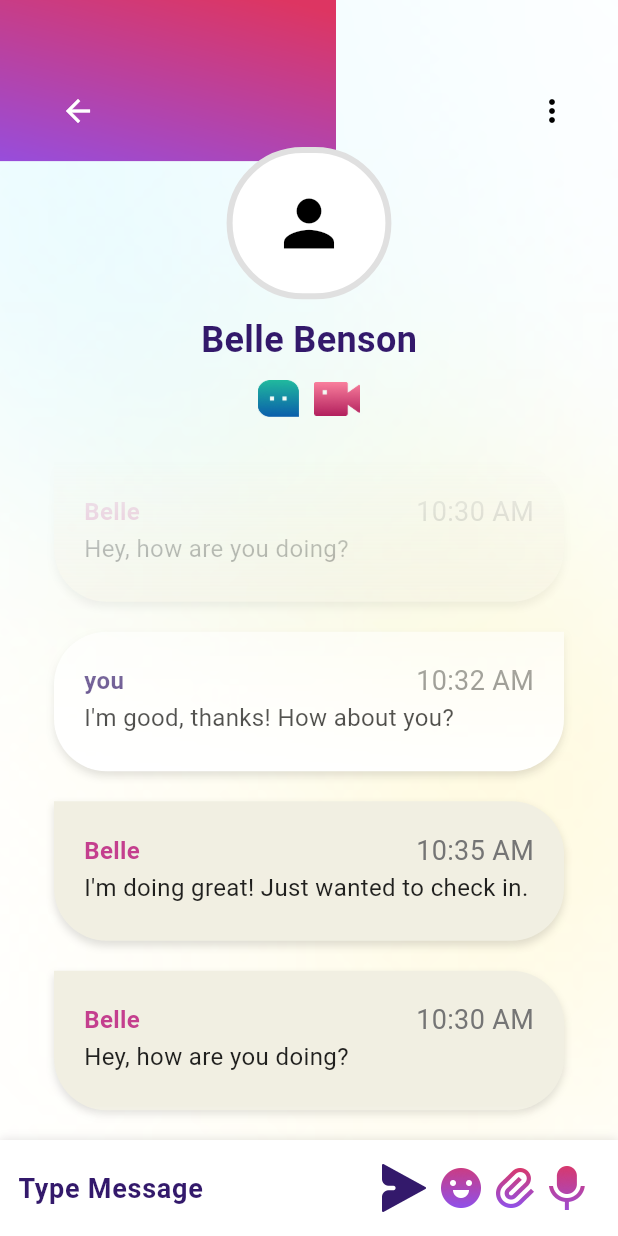
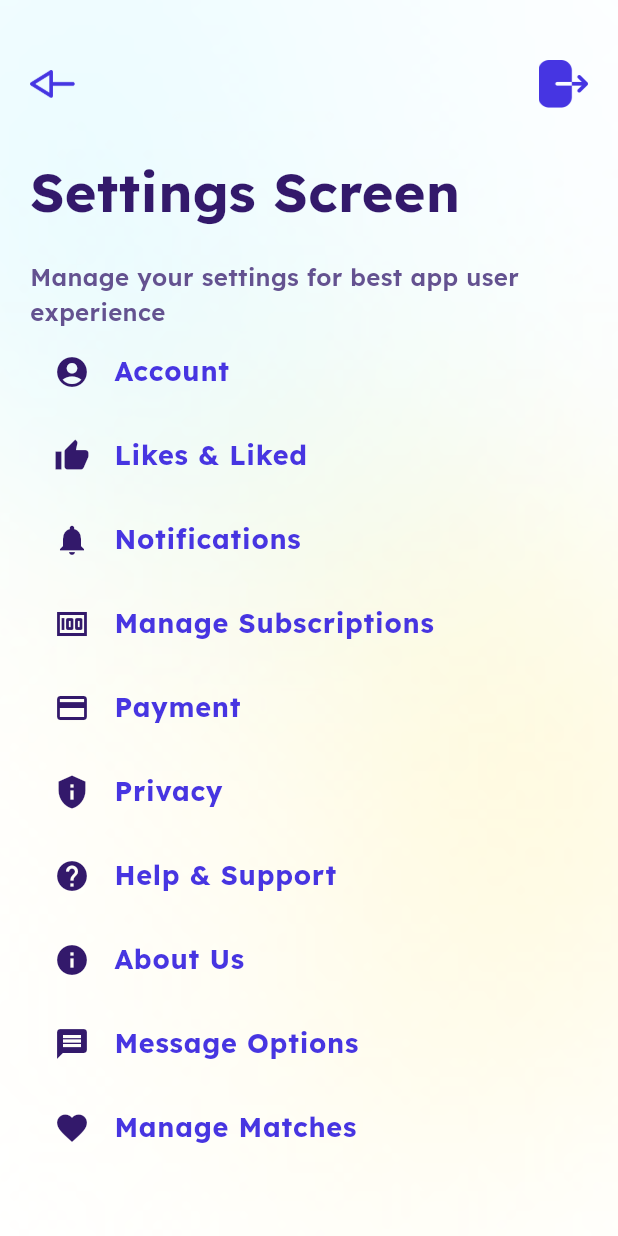
Before and after one commit to Faisal-957/datingapp, a Flutter app: the screen it shows after launch, on a phone screen of 412 x 824 dp. Run offline on Flutter 3.47's test engine with Material 3 defaults, Android fonts, the phone set to English and light mode, and no system bars; our stand-ins replace flutter_card_swiper, flutter_screenutil, get, google_fonts, google_maps_flutter, intl_phone_field and 3 more.

Commit message:
screen update

```diff
--- a/lib/main.dart
+++ b/lib/main.dart
@@ -1,4 +1,6 @@
 import 'package:datingapp/ui/screens/message_screen/message_screen.dart';
+import 'package:datingapp/ui/screens/setting_screen/seetingscreen.dart';
+import 'package:datingapp/ui/screens/splash_screen/splash_screen.dart';
 import 'package:flutter/material.dart';
 import 'package:flutter_screenutil/flutter_screenutil.dart';
 import 'package:get/get_navigation/get_navigation.dart';
@@ -19,7 +21,7 @@ class MyApp extends StatelessWidget {
       builder: (context, child) {
         return GetMaterialApp(
           debugShowCheckedModeBanner: false,
-          home: MessageScreen(),
+          home: Seetingscreen(),
         );
       },
     );
--- a/lib/ui/screens/home_Swip/home_swip.dart
+++ b/lib/ui/screens/home_Swip/home_swip.dart
@@ -40,7 +40,7 @@ class HomeSwip extends StatelessWidget {
                         ),
                       ),
                       Spacer(),
-                      Image.asset("$iconsAssets/Serach.png", scale: 3),
+                      Image.asset("$iconsAssets/search.png", scale: 3),
                       15.horizontalSpace,
                       Image.asset("$iconsAssets/bellicon.png", scale: 3),
                       15.horizontalSpace,
--- a/lib/ui/screens/location_screen/location.dart
+++ b/lib/ui/screens/location_screen/location.dart
@@ -3,6 +3,7 @@ import 'package:datingapp/core/constants/colors.dart';
 import 'package:datingapp/core/constants/string.dart';
 import 'package:datingapp/core/constants/text_style.dart';
 import 'package:datingapp/core/custom_widget/custom_buttton.dart';
+import 'package:datingapp/ui/screens/bottombar_screen/bottombar.dart';
 import 'package:datingapp/ui/screens/location_screen/location1.dart';
 import 'package:flutter/material.dart';
 import 'package:flutter_screenutil/flutter_screenutil.dart';
@@ -79,7 +80,9 @@ class _LocationState extends State<Location> {
               Center(
                 child: CustomButtton(
                   title: "Continue",
-                  onTap: () {},
+                  onTap: () {
+                    Get.to(const Bottombar());
+                  },
                   borderRadius: 60,
                   height: 65.h,
                   width: 212.w,
--- a/lib/ui/screens/location_screen/location1.dart
+++ b/lib/ui/screens/location_screen/location1.dart
@@ -71,6 +71,8 @@ class _GoogleMapScreenState extends State<GoogleMapScreen> {
         markers: _markers,
         myLocationEnabled: true,
         zoomControlsEnabled: true,
+        myLocationButtonEnabled: true,
+        mapType: MapType.normal,
       ),
     );
   }
--- a/lib/ui/screens/message_screen/message_menupopup.dart
+++ b/lib/ui/screens/message_screen/message_menupopup.dart
@@ -23,6 +23,7 @@ class MessageMenupopup extends StatelessWidget {
           fontWeight: FontWeight.w500,
         ),
       ),
+
       onTap: onTap,
     );
   }
--- a/lib/ui/screens/message_screen/message_screen.dart
+++ b/lib/ui/screens/message_screen/message_screen.dart
@@ -4,6 +4,7 @@ import 'package:datingapp/core/custom_widget/custom_chat_bubble.dart';
 import 'package:datingapp/ui/screens/message_screen/message_menupopup.dart';
 import 'package:flutter/material.dart';
 import 'package:flutter_screenutil/flutter_screenutil.dart';
+// drawer items in chat screen/////////////////
 
 class MessageScreen extends StatelessWidget {
   final List<MessageMenupopup> draweitem = [
@@ -14,11 +15,7 @@ class MessageScreen extends StatelessWidget {
       onTap: () {},
     ),
     MessageMenupopup(icon: Icons.delete, title: "Delete Chat", onTap: () {}),
-    MessageMenupopup(
-      icon: Icons.clear_all,
-      title: "Clear History",
-      onTap: () {},
-    ),
+    MessageMenupopup(icon: Icons.clear, title: "Clear History", onTap: () {}),
     MessageMenupopup(icon: Icons.search, title: "Search Chat", onTap: () {}),
     MessageMenupopup(icon: Icons.photo, title: "View Media", onTap: () {}),
     MessageMenupopup(icon: Icons.block, title: "Block User", onTap: () {}),
@@ -32,8 +29,8 @@ class MessageScreen extends StatelessWidget {
       endDrawer: Align(
         alignment: Alignment.topRight,
         child: SizedBox(
-          height: 500.h,
           width: 297.w,
+          height: 650,
           child: Drawer(
             shape: RoundedRectangleBorder(
               borderRadius: BorderRadius.only(bottomLeft: Radius.circular(45)),
@@ -41,16 +38,20 @@ class MessageScreen extends StatelessWidget {
             child: Container(
               decoration: BoxDecoration(
                 gradient: LinearGradient(
-                  colors: [primaryColor, secondaryColor],
+                  colors: [Color(0xFFC9234F), Color(0xFF7E1D96)],
                   begin: Alignment.centerRight,
                   end: Alignment.bottomCenter,
                 ),
               ),
-              child: Expanded(
-                child: ListView.builder(
+              child: Padding(
+                padding: const EdgeInsets.symmetric(horizontal: 15),
+                child: ListView.separated(
                   itemCount: draweitem.length,
                   itemBuilder: (context, index) {
                     return draweitem[index];
+                  },
+                  separatorBuilder: (context, index) {
+                    return Divider(color: Colors.white24, thickness: 0.5);
                   },
                 ),
               ),
--- /dev/null
+++ b/lib/ui/screens/setting_screen/seetingscreen.dart
@@ -0,0 +1,87 @@
+import 'package:datingapp/core/constants/colors.dart';
+import 'package:datingapp/core/constants/string.dart';
+import 'package:datingapp/core/constants/text_style.dart';
+import 'package:flutter/material.dart';
+import 'package:flutter_screenutil/flutter_screenutil.dart';
+
+class Seetingscreen extends StatelessWidget {
+  final List<SettingItem> settingsOptions = [
+    SettingItem(icon: Icons.account_circle, title: "Account"),
+    SettingItem(icon: Icons.thumb_up, title: "Likes & Liked"),
+    SettingItem(icon: Icons.notifications, title: "Notifications"),
+    SettingItem(icon: Icons.money, title: "Manage Subscriptions"),
+    SettingItem(icon: Icons.payment, title: "Payment"),
+    SettingItem(icon: Icons.privacy_tip, title: "Privacy"),
+    SettingItem(icon: Icons.help, title: "Help & Support"),
+    SettingItem(icon: Icons.info, title: "About Us"),
+    SettingItem(icon: Icons.message, title: "Message Options"),
+    SettingItem(icon: Icons.favorite, title: "Manage Matches"),
+    SettingItem(icon: Icons.lock, title: "Privacy Options"),
+    SettingItem(icon: Icons.delete, title: "Delete Account"),
+  ];
+  Seetingscreen({super.key});
+
+  @override
+  Widget build(BuildContext context) {
+    return Scaffold(
+      body: Container(
+        width: double.infinity,
+        height: double.infinity,
+        decoration: BoxDecoration(
+          image: DecorationImage(
+            image: AssetImage("$staticAssets/intro3_bg.png"),
+            fit: BoxFit.cover,
+          ),
+        ),
+        child: Padding(
+          padding: const EdgeInsets.symmetric(horizontal: 20, vertical: 40),
+          child: SingleChildScrollView(
+            child: Column(
+              mainAxisAlignment: MainAxisAlignment.start,
+              crossAxisAlignment: CrossAxisAlignment.start,
+              children: [
+                Row(
+                  children: [
+                    Image.asset("$iconsAssets/arrowback.png", scale: 3),
+                    Spacer(),
+                    Image.asset("$iconsAssets/Logout.png", scale: 3),
+                  ],
+                ),
+                30.verticalSpace,
+
+                Text("Settings Screen", style: style45.copyWith(fontSize: 36)),
+                20.verticalSpace,
+                Text(
+                  "Manage your settings for best app user experience",
+                  style: style16.copyWith(color: lightpuerpl),
+                ),
+
+                ListView(
+                  padding: EdgeInsets.zero,
+                  shrinkWrap: true,
+                  children: settingsOptions.map((option) {
+                    return ListTile(
+                      leading: Icon(option.icon, color: darkblueColor),
+                      title: Text(option.title, style: style18),
+
+                      onTap: () {
+                        // Handle navigation to respective settings screens
+                      },
+                    );
+                  }).toList(),
+                ),
+              ],
+            ),
+          ),
+        ),
+      ),
+    );
+  }
+}
+
+class SettingItem {
+  final IconData icon;
+  final String title;
+
+  SettingItem({required this.icon, required this.title});
+}
--- a/lib/ui/screens/splash_screen/splash_screen.dart
+++ b/lib/ui/screens/splash_screen/splash_screen.dart
@@ -2,6 +2,7 @@ import 'dart:async';
 
 import 'package:datingapp/core/constants/colors.dart';
 import 'package:datingapp/core/constants/string.dart';
+import 'package:datingapp/ui/screens/auth_screen/intro_screen/intro2_screen.dart';
 
 import 'package:datingapp/ui/screens/auth_screen/intro_screen/otp.dart';
 import 'package:flutter/material.dart';
@@ -24,7 +25,9 @@ class _SplashScreenState extends State<SplashScreen> {
       Navigator.of(
         // ignore: use_build_context_synchronously
         context,
-      ).pushReplacement(MaterialPageRoute(builder: (context) => const Otp()));
+      ).pushReplacement(
+        MaterialPageRoute(builder: (context) => const Intro2Screen()),
+      );
     });
   }
 
```
Also changed, not shown: lib/ui/screens/auth_screen/intro_screen/intro2_screen.dart (+6 -1 lines), lib/ui/screens/auth_screen/intro_screen/intro_screen3.dart (+6 -1 lines), lib/ui/screens/auth_screen/intro_screen/otp.dart (+6 -1 lines), lib/ui/screens/chat_screen/chat_screen.dart (+19 -6 lines), lib/ui/screens/personal_details/personal_details.dart (+22 -11 lines), lib/ui/screens/select_intrest/select_intrest.dart (+7 -2 lines), lib/ui/screens/user_screen/user_screen.dart (+8 -2 lines), assets/icons_assets/Logout.png (added), assets/icons_assets/arrowback.png (added), assets/icons_assets/menu BG.png (added), assets/icons_assets/search.png (renamed from assets/icons_assets/Serach.png).
